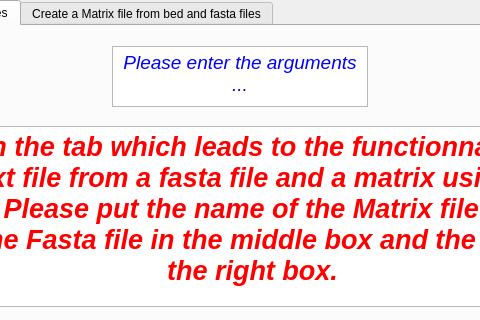
Above: GUI_Genomics/mainwindow.ui from BenjamLouis/Qt_Team_19 before the change; both pictures show x 230 to 710 and y 0 to 320 of the 1000 by 600 pixel window. Below: the same form after it.
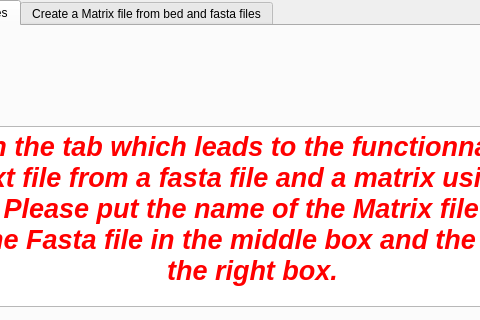
That is the form after the change. The open tabs and pages were chosen to show the change.

```diff
--- a/GUI_Genomics/mainwindow.ui
+++ b/GUI_Genomics/mainwindow.ui
@@ -169,23 +169,6 @@
        <string/>
       </property>
      </widget>
-     <widget class="QTextBrowser" name="textBrowser_9">
-      <property name="geometry">
-       <rect>
-        <x>340</x>
-        <y>20</y>
-        <width>256</width>
-        <height>61</height>
-       </rect>
-      </property>
-      <property name="html">
-       <string>&lt;!DOCTYPE HTML PUBLIC &quot;-//W3C//DTD HTML 4.0//EN&quot; &quot;http://www.w3.org/TR/REC-html40/strict.dtd&quot;&gt;
-&lt;html&gt;&lt;head&gt;&lt;meta name=&quot;qrichtext&quot; content=&quot;1&quot; /&gt;&lt;style type=&quot;text/css&quot;&gt;
-p, li { white-space: pre-wrap; }
-&lt;/style&gt;&lt;/head&gt;&lt;body style=&quot; font-family:'Ubuntu'; font-size:11pt; font-weight:400; font-style:normal;&quot;&gt;
-&lt;p align=&quot;center&quot; style=&quot; margin-top:0px; margin-bottom:0px; margin-left:0px; margin-right:0px; -qt-block-indent:0; text-indent:0px;&quot;&gt;&lt;span style=&quot; font-size:14pt; font-style:italic; color:#0000ff;&quot;&gt;Please enter the arguments ...&lt;/span&gt;&lt;/p&gt;&lt;/body&gt;&lt;/html&gt;</string>
-      </property>
-     </widget>
     </widget>
     <widget class="QWidget" name="tab_2">
      <attribute name="title">
```
Left out of the diff: 19 changed lines with no effect on the pictures.
